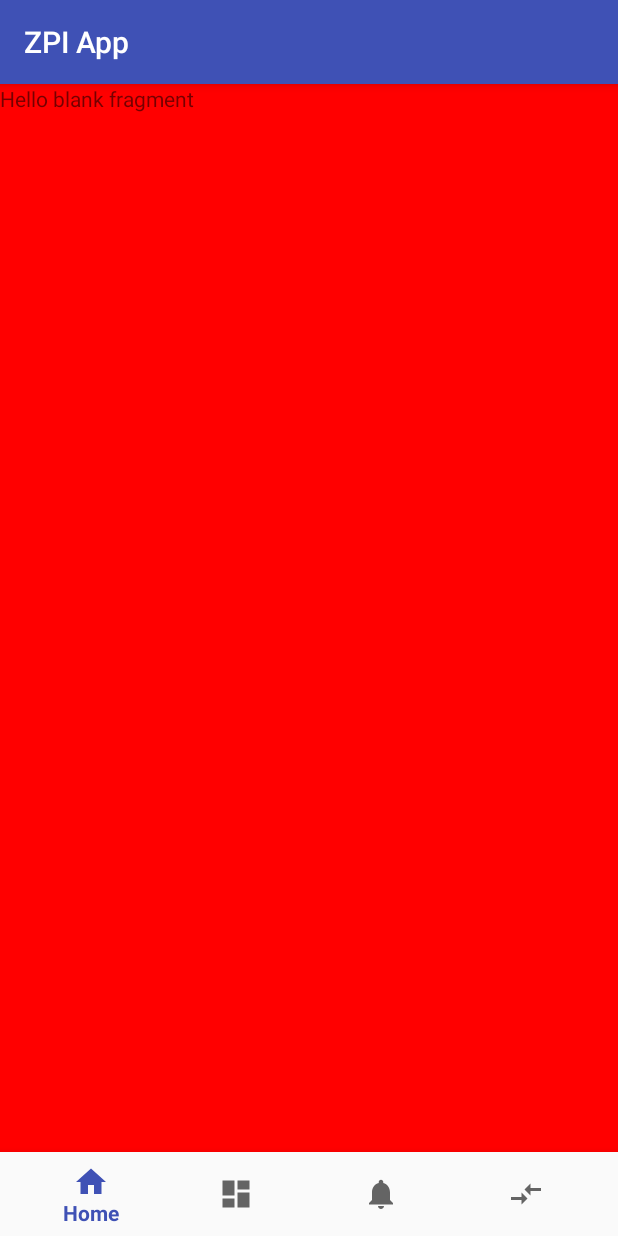
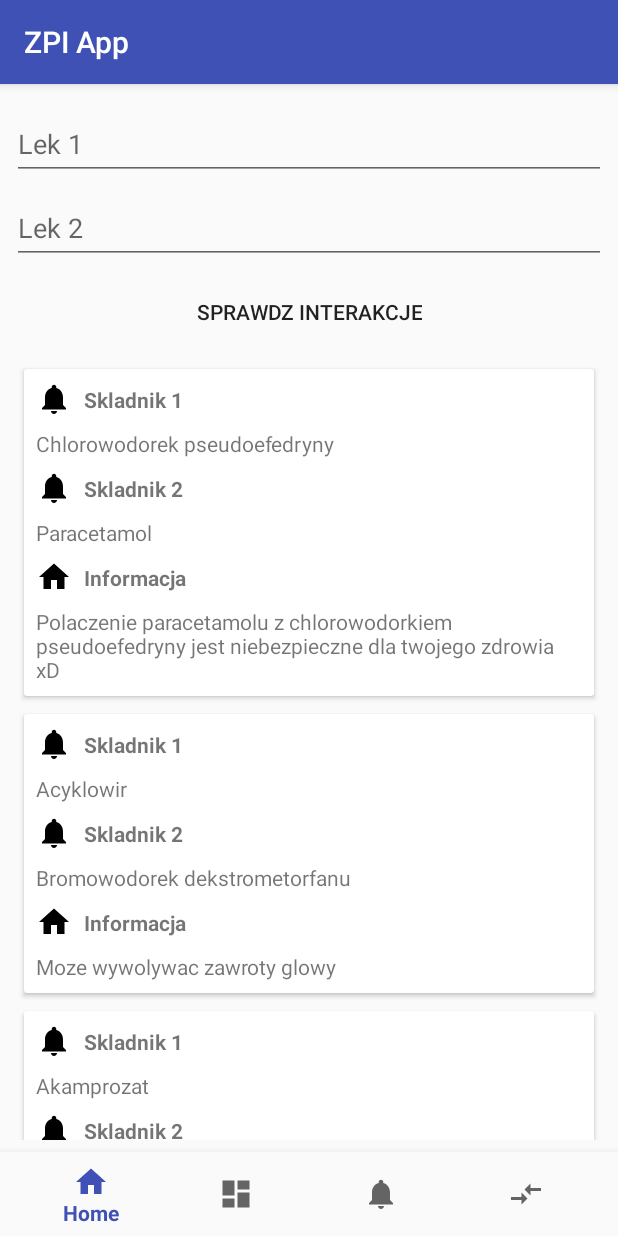
Before and after one commit to patrykheciak/ZPIApp, an Android app: the fragment InteractionsFragment placed in its activity, on a phone screen of 412 x 824 dp. Run offline under Robolectric (Android 15) with nearby library versions, the phone set to English and light mode, and no system bars.

Commit message:
dodano klasy Compound, Interaction (Daleko im do finalnej formy. Wzorowane na klasach z projektu Shared w .net). AutoCompleteTextView opakowano TextInputLayoutem (animowana podpowiedz). Dodano RecyclerView z interakcjami.

```diff
--- /dev/null
+++ b/app/src/main/java/com/zpi/zpiapp/interactions/InteractionsAdapter.kt
@@ -0,0 +1,40 @@
+package com.zpi.zpiapp.interactions
+
+import android.support.v7.widget.RecyclerView
+import android.view.LayoutInflater
+import android.view.View
+import android.view.ViewGroup
+import android.widget.TextView
+import com.zpi.zpiapp.R
+import com.zpi.zpiapp.model.Interaction
+import kotlinx.android.extensions.LayoutContainer
+import kotlinx.android.synthetic.main.interactions_row.*
+
+class InteractionsAdapter(var items: List<Interaction>) : RecyclerView.Adapter<InteractionsAdapter.CustomVH>() {
+
+    override fun onCreateViewHolder(parent: ViewGroup, viewType: Int): CustomVH {
+        val v = LayoutInflater.from(parent.context).inflate(R.layout.interactions_row, parent, false)
+        return CustomVH(v)
+    }
+
+    override fun onBindViewHolder(holder: CustomVH, position: Int) {
+        holder.bind(items[position])
+    }
+
+    override fun getItemCount() = items.size
+
+    fun updateInteractions(interactions: List<Interaction>) {
+        items = interactions
+        notifyDataSetChanged()
+    }
+
+    class CustomVH(override val containerView: View) :
+            RecyclerView.ViewHolder(containerView), LayoutContainer {
+
+        fun bind(interaction: Interaction) {
+            compound1.setText(interaction.idCompoundNavigation.internationalName)
+            compound2.setText(interaction.comIdCompoundNavigation.internationalName)
+            description.setText(interaction.interactionInfo)
+        }
+    }
+}
--- a/app/src/main/java/com/zpi/zpiapp/interactions/InteractionsFragment.kt
+++ b/app/src/main/java/com/zpi/zpiapp/interactions/InteractionsFragment.kt
@@ -2,10 +2,17 @@ package com.zpi.zpiapp.interactions
 
 import android.os.Bundle
 import android.support.v4.app.Fragment
+import android.support.v7.widget.LinearLayoutManager
 import android.view.LayoutInflater
 import android.view.View
 import android.view.ViewGroup
 import com.zpi.zpiapp.R
+import android.widget.AutoCompleteTextView
+import android.widget.ArrayAdapter
+import com.zpi.zpiapp.model.Compound
+import com.zpi.zpiapp.model.Interaction
+import kotlinx.android.synthetic.main.fragment_interactions.*
+
 
 class InteractionsFragment : Fragment(), InteractionsContract.View {
 
@@ -15,8 +22,46 @@ class InteractionsFragment : Fragment(), InteractionsContract.View {
 
     override fun onCreateView(inflater: LayoutInflater?, container: ViewGroup?,
                               savedInstanceState: Bundle?): View? {
-        // Inflate the layout for this fragment
-        return inflater!!.inflate(R.layout.fragment_interactions, container, false)
+
+        val view = inflater!!.inflate(R.layout.fragment_interactions, container, false)
+
+        val drugs = resources.getStringArray(R.array.drug_array)
+
+
+        val actv = view.findViewById<AutoCompleteTextView>(R.id.comp1)
+        val adapter = ArrayAdapter<String>(context,
+                android.R.layout.simple_dropdown_item_1line, drugs)
+        actv.setAdapter(adapter)
+
+
+
+
+        return view
+    }
+
+    override fun onViewCreated(view: View?, savedInstanceState: Bundle?) {
+
+        val c0 = Compound(0, "Paracetamol")
+        val c1 = Compound(1, "Chlorowodorek pseudoefedryny")
+        val c2 = Compound(2, "Bromowodorek dekstrometorfanu")
+        val c3 = Compound(3, "Acyklowir")
+        val c4 = Compound(4, "Agomelatyna")
+        val c5 = Compound(5, "Akamprozat")
+        val c6 = Compound(6, "Alprazolam")
+        val c7 = Compound(7, "Papaweryna")
+
+        val i0 = Interaction(0, 0, 1, "Polaczenie paracetamolu z chlorowodorkiem pseudoefedryny jest niebezpieczne dla twojego zdrowia xD", c0, c1)
+        val i1 = Interaction(1, 2, 3, "Moze wywolywac zawroty glowy", c2,c3)
+        val i2 = Interaction(2, 4,5, "Lorem ipsum", c4,c5)
+        val i3 = Interaction(3, 6,7,"Papaweryna to taka karyna wsrod skladnikow lekow. Trzymaj sie od niej z daleka", c6,c7)
+
+        val interakcje = ArrayList<Interaction>()
+        interakcje.add(i0)
+        interakcje.add(i1)
+        interakcje.add(i2)
+        interakcje.add(i3)
+        recycler_interactions.adapter = InteractionsAdapter(interakcje)
+        recycler_interactions.layoutManager = LinearLayoutManager(context)
     }
 
 }// Required empty public constructor
--- /dev/null
+++ b/app/src/main/java/com/zpi/zpiapp/model/Compound.kt
@@ -0,0 +1,11 @@
+package com.zpi.zpiapp.model
+
+data class Compound(
+        var idCompound: Int,
+        var internationalName: String
+//        ,var drugIngredient : Collection<DrugIngredient>,
+//        var foodDrugInteraction: Collection<FoodDrugInteraction>,
+//        var interactionComIdCompoundNavigation: Collection<Interaction>,
+//        var interactionIdCompoundNavigation: Collection<Interaction>
+
+)
--- /dev/null
+++ b/app/src/main/java/com/zpi/zpiapp/model/Interaction.kt
@@ -0,0 +1,10 @@
+package com.zpi.zpiapp.model
+
+data class Interaction(
+        var idInteraction: Int,
+        var idCompound: Int,
+        var comIdCompound: Int,
+        var interactionInfo: String,
+        var comIdCompoundNavigation: Compound,
+        var idCompoundNavigation: Compound
+)
--- a/app/src/main/res/layout/fragment_interactions.xml
+++ b/app/src/main/res/layout/fragment_interactions.xml
@@ -1,14 +1,73 @@
-<FrameLayout xmlns:android="http://schemas.android.com/apk/res/android"
-             xmlns:tools="http://schemas.android.com/tools"
-             android:layout_width="match_parent"
-             android:layout_height="match_parent"
-             tools:context="com.zpi.zpiapp.interactions.InteractionsFragment"
-    android:background="#f00">
+<android.support.constraint.ConstraintLayout xmlns:android="http://schemas.android.com/apk/res/android"
+                                             xmlns:app="http://schemas.android.com/apk/res-auto"
+                                             xmlns:tools="http://schemas.android.com/tools"
+                                             android:layout_width="match_parent"
+                                             android:layout_height="match_parent"
+                                             tools:context="com.zpi.zpiapp.interactions.InteractionsFragment">
 
-    <!-- TODO: Update blank fragment layout -->
-    <TextView
-        android:layout_width="match_parent"
-        android:layout_height="match_parent"
-        android:text="@string/hello_blank_fragment"/>
+    <android.support.design.widget.TextInputLayout
+        android:id="@+id/text_input_layout_1"
+        android:layout_width="0dp"
+        android:layout_height="wrap_content"
+        android:layout_marginEnd="8dp"
+        android:layout_marginStart="8dp"
+        android:layout_marginTop="8dp"
+        app:layout_constraintEnd_toEndOf="parent"
+        app:layout_constraintStart_toStartOf="parent"
+        app:layout_constraintTop_toTopOf="parent">
 
-</FrameLayout>
+        <AutoCompleteTextView
+            android:id="@+id/comp1"
+            android:layout_width="match_parent"
+            android:layout_height="wrap_content"
+            android:hint="Lek 1"/>
+
+    </android.support.design.widget.TextInputLayout>
+
+    <android.support.design.widget.TextInputLayout
+        android:id="@+id/text_input_layout_2"
+        android:layout_width="0dp"
+        android:layout_height="wrap_content"
+        android:layout_marginEnd="8dp"
+        android:layout_marginStart="8dp"
+        app:layout_constraintEnd_toEndOf="parent"
+        app:layout_constraintStart_toStartOf="parent"
+        app:layout_constraintTop_toBottomOf="@+id/text_input_layout_1">
+
+        <AutoCompleteTextView
+            android:id="@+id/comp2"
+            android:layout_width="match_parent"
+            android:layout_height="wrap_content"
+            android:hint="Lek 2"/>
+
+    </android.support.design.widget.TextInputLayout>
+
+
+    <android.support.v7.widget.RecyclerView
+        android:id="@+id/recycler_interactions"
+        android:layout_width="0dp"
+        android:layout_height="0dp"
+        android:layout_marginBottom="8dp"
+        android:layout_marginEnd="8dp"
+        android:layout_marginStart="8dp"
+        android:layout_marginTop="8dp"
+        app:layout_constraintBottom_toBottomOf="parent"
+        app:layout_constraintEnd_toEndOf="parent"
+        app:layout_constraintStart_toStartOf="parent"
+        app:layout_constraintTop_toBottomOf="@+id/button"/>
+
+    <Button
+        android:id="@+id/button"
+        style="@style/Widget.AppCompat.Button.Borderless"
+        android:layout_width="wrap_content"
+        android:layout_height="wrap_content"
+        android:layout_marginEnd="8dp"
+        android:layout_marginStart="8dp"
+        android:layout_marginTop="8dp"
+        android:text="Sprawdz interakcje"
+        app:layout_constraintEnd_toEndOf="parent"
+        app:layout_constraintStart_toStartOf="parent"
+        app:layout_constraintTop_toBottomOf="@+id/text_input_layout_2"/>
+
+
+</android.support.constraint.ConstraintLayout>
--- /dev/null
+++ b/app/src/main/res/layout/interactions_row.xml
@@ -0,0 +1,127 @@
+<?xml version="1.0" encoding="utf-8"?>
+<android.support.v7.widget.CardView
+    xmlns:android="http://schemas.android.com/apk/res/android"
+    xmlns:app="http://schemas.android.com/apk/res-auto"
+    android:layout_width="match_parent"
+    android:layout_height="wrap_content"
+
+    android:layout_marginTop="6dp"
+    android:layout_marginBottom="6dp"
+    android:layout_marginStart="8dp"
+    android:layout_marginEnd="8dp"
+
+    app:layout_constraintBottom_toBottomOf="parent"
+    app:layout_constraintEnd_toEndOf="parent"
+    app:layout_constraintStart_toStartOf="parent"
+    app:layout_constraintTop_toTopOf="parent">
+
+    <android.support.constraint.ConstraintLayout
+        android:layout_width="match_parent"
+        android:layout_height="wrap_content">
+
+
+        <ImageView
+            android:id="@+id/imageView"
+            android:layout_width="wrap_content"
+            android:layout_height="wrap_content"
+            android:layout_marginStart="8dp"
+            android:layout_marginTop="8dp"
+            app:layout_constraintStart_toStartOf="parent"
+            app:layout_constraintTop_toTopOf="parent"
+            app:srcCompat="@drawable/ic_notifications_black_24dp"/>
+
+        <TextView
+            android:id="@+id/textView4"
+            android:layout_width="wrap_content"
+            android:layout_height="wrap_content"
+            android:layout_marginStart="8dp"
+            android:text="Skladnik 1"
+            android:textAlignment="viewStart"
+            android:textAllCaps="false"
+            android:textStyle="bold"
+            app:layout_constraintBottom_toBottomOf="@+id/imageView"
+            app:layout_constraintStart_toEndOf="@+id/imageView"
+            app:layout_constraintTop_toTopOf="@+id/imageView"/>
+
+        <TextView
+            android:id="@+id/compound1"
+            android:layout_width="0dp"
+            android:layout_height="wrap_content"
+            android:layout_marginEnd="8dp"
+            android:layout_marginStart="8dp"
+            android:layout_marginTop="8dp"
+            android:text="Lorem ipsum"
+            app:layout_constraintEnd_toEndOf="parent"
+            app:layout_constraintStart_toStartOf="parent"
+            app:layout_constraintTop_toBottomOf="@+id/imageView"/>
+
+        <ImageView
+            android:id="@+id/imageView2"
+            android:layout_width="wrap_content"
+            android:layout_height="wrap_content"
+            android:layout_marginStart="8dp"
+            android:layout_marginTop="8dp"
+            app:layout_constraintStart_toStartOf="parent"
+            app:layout_constraintTop_toBottomOf="@+id/compound1"
+            app:srcCompat="@drawable/ic_notifications_black_24dp"/>
+
+        <TextView
+            android:id="@+id/textView6"
+            android:layout_width="wrap_content"
+            android:layout_height="wrap_content"
+            android:layout_marginStart="8dp"
+            android:text="Skladnik 2"
+            android:textStyle="bold"
+            app:layout_constraintBottom_toBottomOf="@+id/imageView2"
+            app:layout_constraintStart_toEndOf="@+id/imageView2"
+            app:layout_constraintTop_toTopOf="@+id/imageView2"/>
+
+        <TextView
+            android:id="@+id/compound2"
+            android:layout_width="0dp"
+            android:layout_height="wrap_content"
+            android:layout_marginEnd="8dp"
+            android:layout_marginStart="8dp"
+            android:layout_marginTop="8dp"
+            android:text="Epis damet"
+            app:layout_constraintEnd_toEndOf="parent"
+            app:layout_constraintStart_toStartOf="parent"
+            app:layout_constraintTop_toBottomOf="@+id/imageView2"/>
+
+        <ImageView
+            android:id="@+id/imageView3"
+            android:layout_width="wrap_content"
+            android:layout_height="wrap_content"
+            android:layout_marginStart="8dp"
+            android:layout_marginTop="8dp"
+            app:layout_constraintStart_toStartOf="parent"
+            app:layout_constraintTop_toBottomOf="@+id/compound2"
+            app:srcCompat="@drawable/ic_home_black_24dp"/>
+
+        <TextView
+            android:id="@+id/textView8"
+            android:layout_width="wrap_content"
+            android:layout_height="wrap_content"
+            android:layout_marginStart="8dp"
+            android:text="Informacja"
+            android:textStyle="bold"
+            app:layout_constraintBottom_toBottomOf="@+id/imageView3"
+            app:layout_constraintStart_toEndOf="@+id/imageView3"
+            app:layout_constraintTop_toTopOf="@+id/imageView3"/>
+
+        <TextView
+            android:id="@+id/description"
+            android:layout_width="0dp"
+            android:layout_height="wrap_content"
+            android:layout_marginBottom="8dp"
+            android:layout_marginEnd="8dp"
+            android:layout_marginStart="8dp"
+            android:layout_marginTop="8dp"
+            android:text="Lorem ipsum w polaczeniu z Epis damet zagraza zyciu lub zdrowiu"
+            app:layout_constraintBottom_toBottomOf="parent"
+            app:layout_constraintEnd_toEndOf="parent"
+            app:layout_constraintStart_toStartOf="parent"
+            app:layout_constraintTop_toBottomOf="@+id/imageView3"/>
+    </android.support.constraint.ConstraintLayout>
+
+</android.support.v7.widget.CardView>
--- a/app/src/main/res/values/strings.xml
+++ b/app/src/main/res/values/strings.xml
@@ -7,4 +7,21 @@
 
     <!-- TODO: Remove or change this placeholder text -->
     <string name="hello_blank_fragment">Hello blank fragment</string>
+
+    <string-array name="drug_array">
+        <item>ACC Optima</item>
+
+        <item>Dentosept A Mini spray</item>
+
+        <item>Gripex Intensive</item>
+
+        <item>Ketonal active</item>
+
+        <item>Maxon active</item>
+        <item>Meloxicam</item>
+
+        <item>Nefrostone</item>
+        <item>Nervomix control</item>
+        <item>Urofuraginum</item>
+    </string-array>
 </resources>
```
Also changed, not shown: app/build.gradle (+7 -0 lines).
